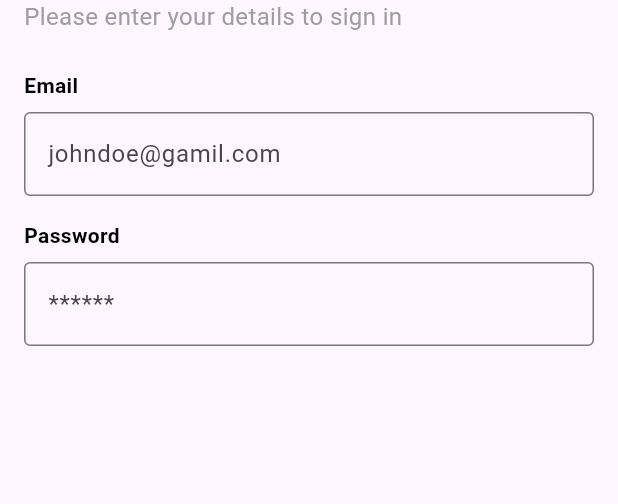
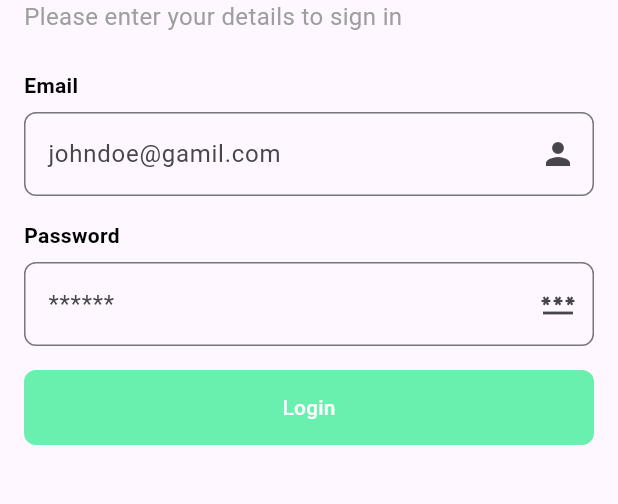
Before and after one commit to steven-mpawulo/MobileBankingFlutter, a Flutter app: the screen it shows after launch, on a phone screen of 412 x 824 dp, the part 80-584 px from its top. Run offline on Flutter 3.47's test engine with Material 3 defaults, Android fonts, the phone set to English and light mode, and no system bars.

Commit message:
works on textinput and button

```diff
--- /dev/null
+++ b/lib/components/my_button.dart
@@ -0,0 +1,32 @@
+import 'package:flutter/material.dart';
+
+class MyButton extends StatelessWidget {
+  final Function onPressed;
+  final String buttonText;
+  const MyButton(
+      {super.key, required this.onPressed, required this.buttonText});
+
+  @override
+  Widget build(BuildContext context) {
+    return Padding(
+      padding: const EdgeInsets.only(bottom: 8.0, top: 8.0),
+      child: Container(
+        height: 50.0,
+        width: MediaQuery.of(context).size.width,
+        decoration: const BoxDecoration(
+          color: Colors.greenAccent,
+          borderRadius: BorderRadius.all(Radius.circular(8.0)),
+        ),
+        child: MaterialButton(
+          onPressed: () {
+            onPressed();
+          },
+          child: Text(
+            buttonText,
+            style: const TextStyle(color: Colors.white),
+          ),
+        ),
+      ),
+    );
+  }
+}
--- a/lib/components/MyTextInput.dart
+++ b/lib/components/my_textInput.dart
@@ -5,12 +5,15 @@ class MyTextInput extends StatelessWidget {
   final bool forPassword;
   final String hintText;
   final String label;
-  const MyTextInput(
-      {super.key,
-      required this.textEditingController,
-      required this.forPassword,
-      required this.hintText,
-      required this.label});
+  final Icon icon;
+  const MyTextInput({
+    super.key,
+    required this.textEditingController,
+    required this.forPassword,
+    required this.hintText,
+    required this.label,
+    required this.icon,
+  });
 
   @override
   Widget build(BuildContext context) {
@@ -33,9 +36,24 @@ class MyTextInput extends StatelessWidget {
             obscureText: forPassword,
             cursorColor: Colors.black,
             decoration: InputDecoration(
+                suffixIcon: icon,
                 hintText: hintText,
-                border: OutlineInputBorder(),
-                focusedBorder: OutlineInputBorder()),
+                border: const OutlineInputBorder(
+                  borderSide: BorderSide(
+                    color: Colors.grey,
+                  ),
+                  borderRadius: BorderRadius.all(
+                    Radius.circular(8.0),
+                  ),
+                ),
+                focusedBorder: const OutlineInputBorder(
+                  borderSide: BorderSide(
+                    color: Colors.black,
+                  ),
+                  borderRadius: BorderRadius.all(
+                    Radius.circular(8.0),
+                  ),
+                )),
           ),
         ],
       ),
--- a/lib/screens/Auth/login_screen.dart
+++ b/lib/screens/Auth/login_screen.dart
@@ -1,5 +1,6 @@
 import 'package:flutter/material.dart';
-import 'package:mobile_banking/components/MyTextInput.dart';
+import 'package:mobile_banking/components/my_button.dart';
+import 'package:mobile_banking/components/my_textInput.dart';
 
 class LoginScreen extends StatefulWidget {
   const LoginScreen({super.key});
@@ -42,13 +43,15 @@ class _LoginScreenState extends State<LoginScreen> {
                       textEditingController: _email,
                       forPassword: false,
                       hintText: "johndoe@gamil.com",
+                      icon: const Icon(Icons.person),
                     ),
                     MyTextInput(
-                      label: "Password",
-                      textEditingController: _password,
-                      forPassword: true,
-                      hintText: "******",
-                    )
+                        label: "Password",
+                        textEditingController: _password,
+                        forPassword: true,
+                        hintText: "******",
+                        icon: const Icon(Icons.password)),
+                    MyButton(onPressed: () {}, buttonText: "Login")
                   ],
                 ),
               )
```
